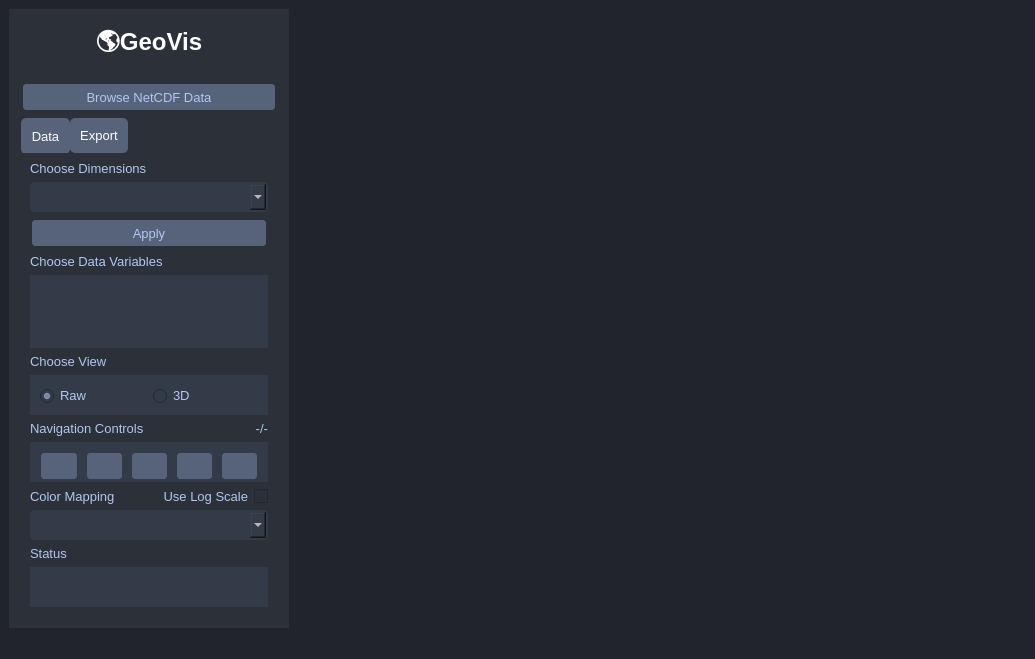
Old version of the form assets/ui/gui.ui in the repository sherinsugathan/GeoVis.
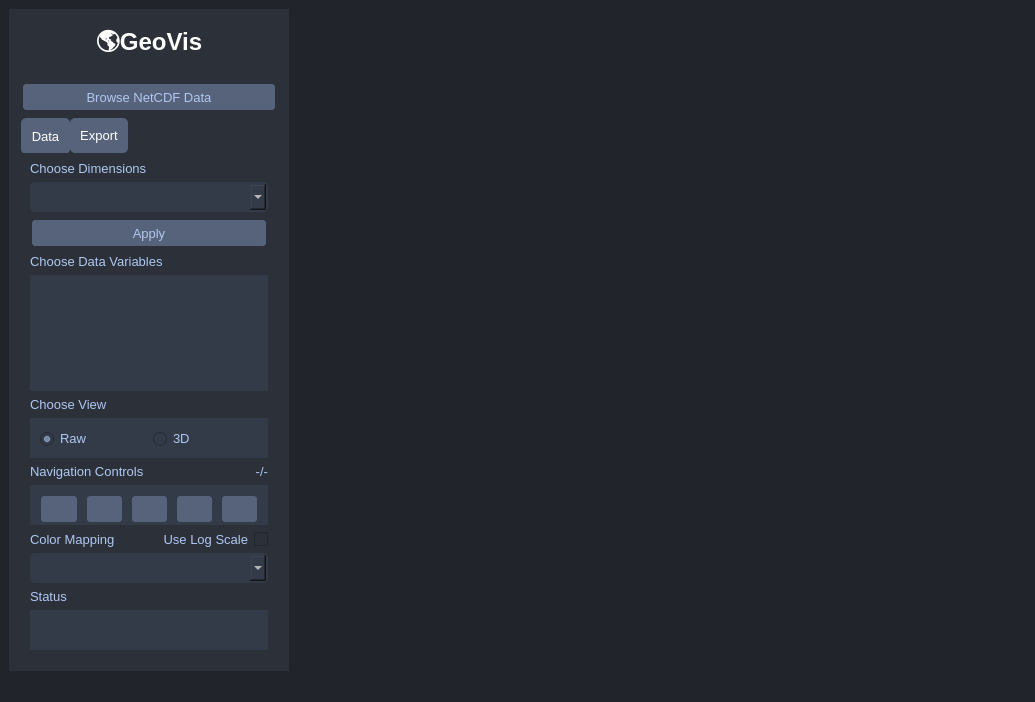
New version of the form. Icons and pictures are not drawn.

Commit message:
cmap fine tune setting
cmap fine tune setting

```diff
--- a/assets/ui/gui.ui
+++ b/assets/ui/gui.ui
@@ -7,7 +7,7 @@
     <x>0</x>
     <y>0</y>
     <width>1035</width>
-    <height>619</height>
+    <height>702</height>
    </rect>
   </property>
   <property name="sizePolicy">
```
Left out of the diff: 2 changed lines with no effect on the pictures. The commit also changes 2 other files.
